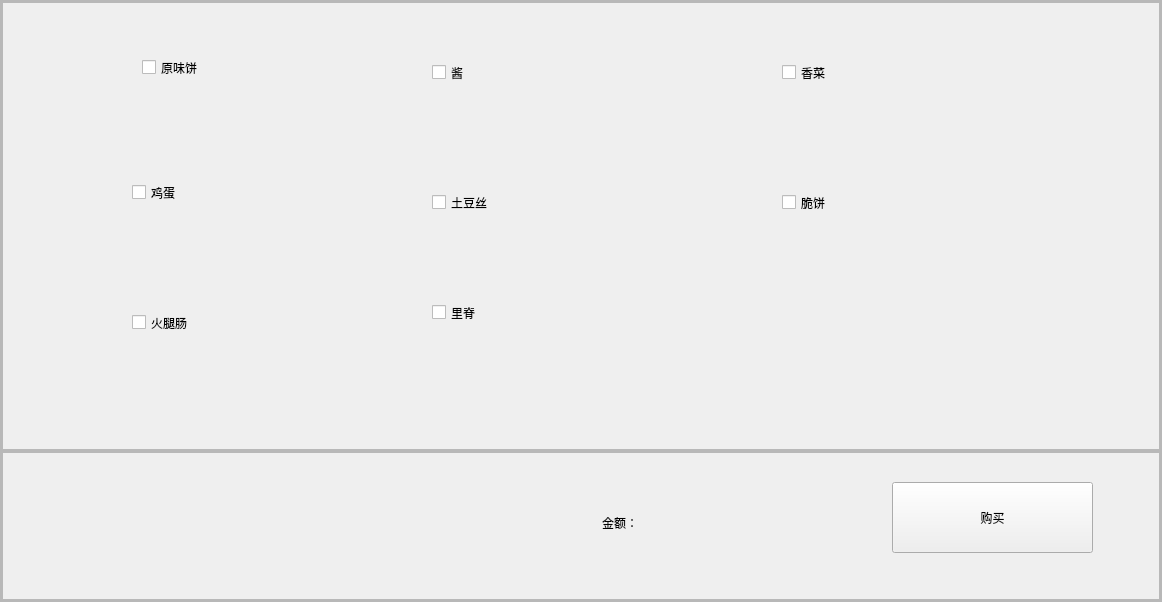
Old version of the form gobuywidget.ui in the repository nanjingblue/Pancake-stall.
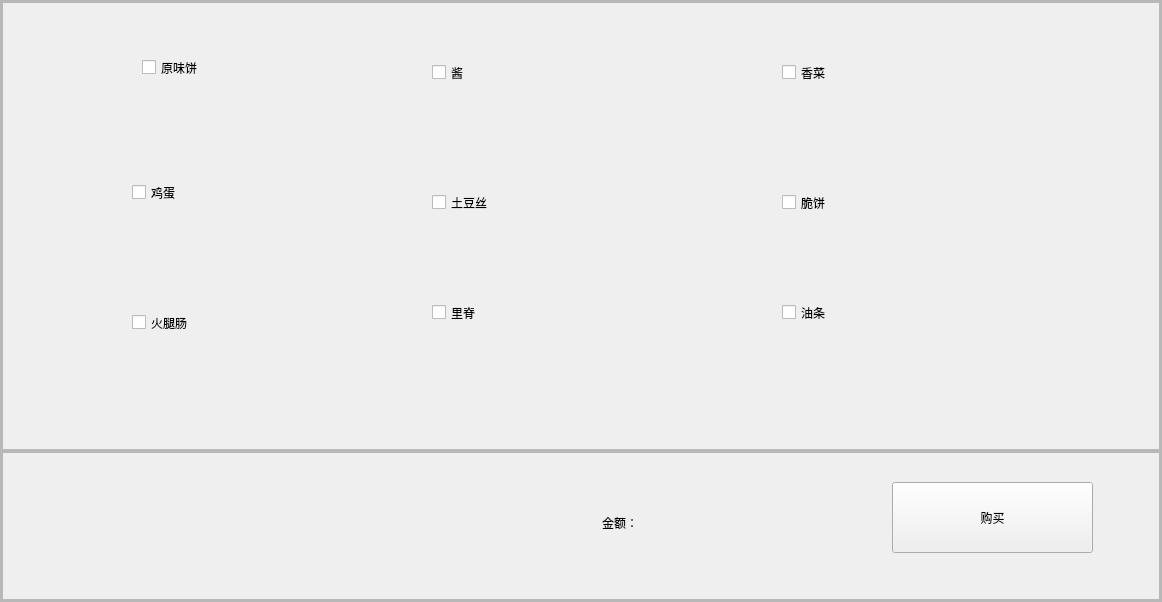
New version of the form. Icons and pictures are not drawn.

What changed in the file:
```diff
--- a/gobuywidget.ui
+++ b/gobuywidget.ui
@@ -286,7 +286,7 @@
            <widget class="QLabel" name="label_7">
             <property name="geometry">
              <rect>
-              <x>700</x>
+              <x>680</x>
               <y>160</y>
               <width>80</width>
               <height>70</height>
@@ -347,6 +347,38 @@
              <string>里脊</string>
             </property>
            </widget>
+           <widget class="QLabel" name="label_11">
+            <property name="geometry">
+             <rect>
+              <x>680</x>
+              <y>280</y>
+              <width>85</width>
+              <height>75</height>
+             </rect>
+            </property>
+            <property name="styleSheet">
+             <string notr="true">border-image: url(:/icon/images/icon/Youtiao.svg);</string>
+            </property>
+            <property name="text">
+             <string/>
+            </property>
+           </widget>
+           <widget class="QCheckBox" name="Youtiao">
+            <property name="geometry">
+             <rect>
+              <x>780</x>
+              <y>290</y>
+              <width>81</width>
+              <height>41</height>
+             </rect>
+            </property>
+            <property name="styleSheet">
+             <string notr="true">font: 12pt &quot;宋体&quot;;</string>
+            </property>
+            <property name="text">
+             <string>油条</string>
+            </property>
+           </widget>
           </widget>
          </item>
         </layout>
@@ -432,14 +464,15 @@
            <widget class="QLabel" name="labelVipInfo">
             <property name="geometry">
              <rect>
-              <x>220</x>
+              <x>10</x>
               <y>40</y>
-              <width>341</width>
+              <width>551</width>
               <height>61</height>
              </rect>
             </property>
             <property name="styleSheet">
-             <string notr="true">font: 16pt &quot;宋体&quot;;</string>
+             <string notr="true">font: 18pt &quot;宋体&quot;;
+color: rgb(101, 201, 207);</string>
             </property>
             <property name="text">
              <string/>
```
Left out of the diff: 3 changed lines with no effect on the pictures.
